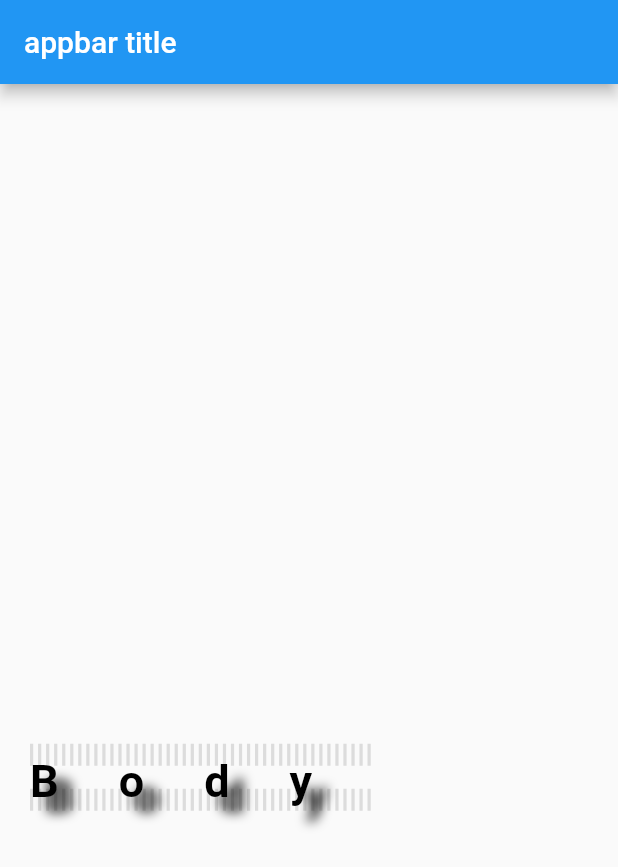
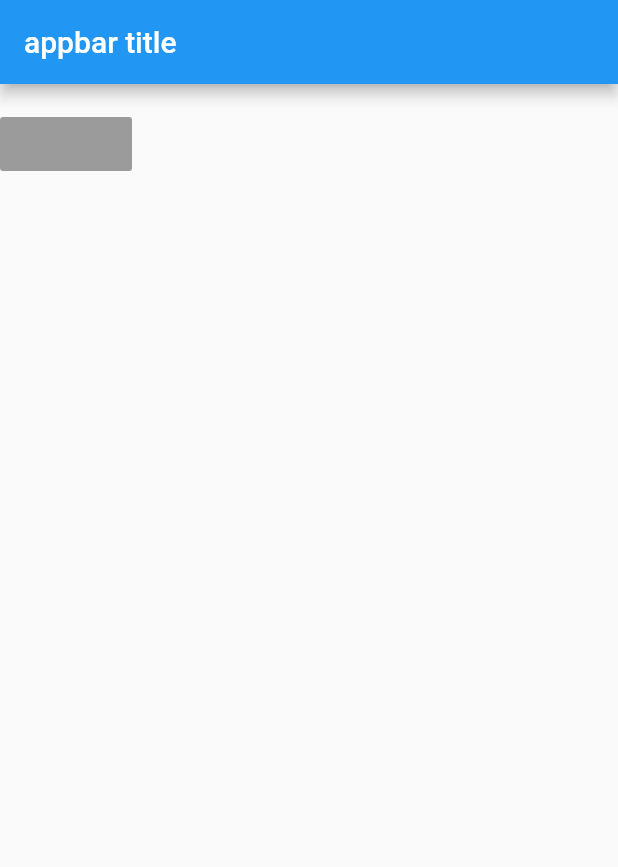
Before and after one commit to HowkMii/flearn, a Flutter app: the screen it shows after launch, on a phone screen of 412 x 824 dp. Shown: the top 867 px of the screen. Run offline on Flutter 3.47's test engine with Material 2 defaults, Android fonts, the phone set to English and light mode, and no system bars.

Commit message:
Raised button RaisedButton

```diff
--- a/lib/main.dart
+++ b/lib/main.dart
@@ -13,47 +13,30 @@ class MyApp extends StatefulWidget{
 
 
 class _MyAppState extends State<MyApp>{
-  int cntr = 0;
-  void _incrementConter(){
-    setState(() {
-      cntr+=3;
-    });
-
-  }
+  var str="";
   @override
   Widget build(BuildContext context){
     return MaterialApp(
       home: Scaffold(
         appBar:AppBar(title: Text("appbar title"),) ,
-        body: Text("Body title", style: TextStyle(
-          color: Colors.black,
-          fontSize: 30,
-          fontWeight: FontWeight.bold,
-          wordSpacing: 40,
-          letterSpacing: 40,
-          height: 20,
-          shadows: <Shadow>[
+        body: Column(children: <Widget>[
+          Text(str,style: TextStyle( ),),
+          RaisedButton(onPressed: null)
 
-            Shadow(
-              offset: Offset(10.0, 10.0),
-              blurRadius: 9,
-              color: Colors.black)
+        ],)
 
-          ],
-          decoration: TextDecoration.combine([TextDecoration.underline, TextDecoration.overline]),
-          decorationColor: Colors.black12,
-          decorationStyle: TextDecorationStyle.dotted,
-          decorationThickness: 10,
 
-        ),)
+
+
+        )
 
 
 
 
 
-        ),
+        );
 
-        );
+
 
 
 
```
